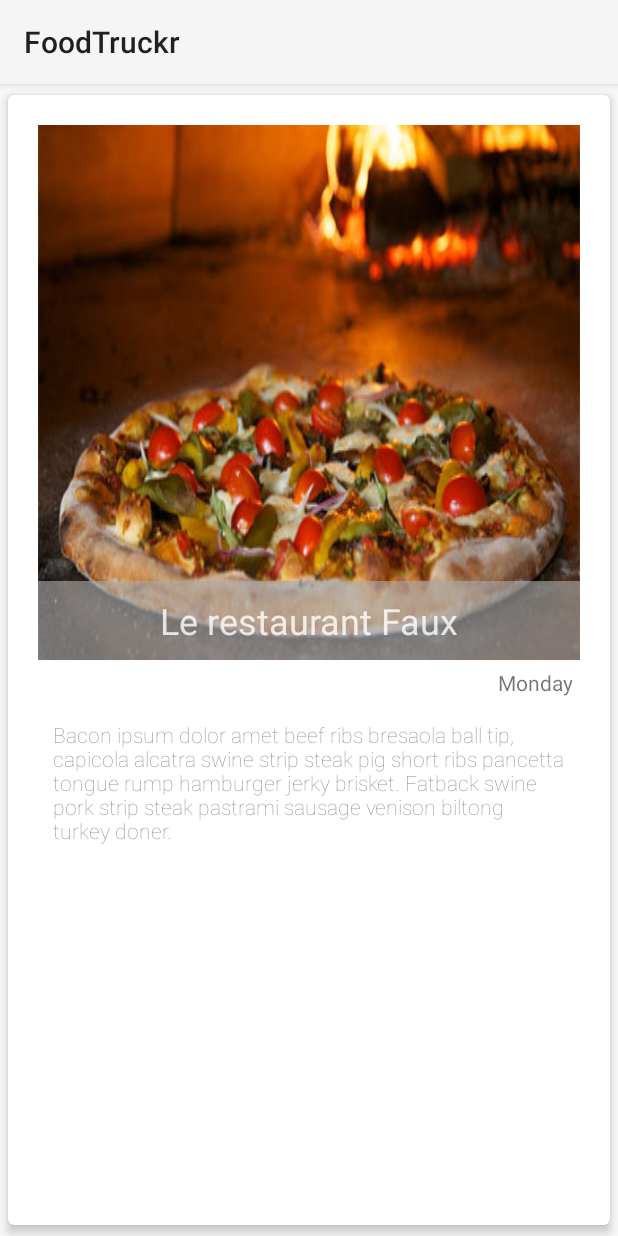
After one commit to kurtheiligmann/FoodTruckr, an Android app: the layout layout_card1.xml on its own in the app's theme, with its tools: preview values and no code run, on a phone screen of 412 x 824 dp. The commit adds this screen. Run offline under Robolectric (Android 15) with nearby library versions, the phone set to English and light mode, and no system bars.

Commit message:
Closes #1, #2, and #5

```diff
--- a/app/src/main/java/com/brianjmelton/foodtruckr/view/AbstractViews.java
+++ b/app/src/main/java/com/brianjmelton/foodtruckr/view/AbstractViews.java
@@ -4,6 +4,7 @@ import android.view.View;
 
 /**
  * Created by brianmelton on 1/17/15.
+ *
  */
 public abstract class AbstractViews {
 
--- /dev/null
+++ b/app/src/main/res/layout/layout_card1.xml
@@ -0,0 +1,51 @@
+<?xml version="1.0" encoding="utf-8"?>
+<android.support.v7.widget.CardView
+        xmlns:card_view="http://schemas.android.com/apk/res-auto"
+        xmlns:android="http://schemas.android.com/apk/res/android"
+        android:id="@+id/card_view"
+        android:layout_width="match_parent"
+        card_view:cardElevation="4dp"
+        android:layout_height="match_parent"
+        card_view:cardCornerRadius="4dp"
+        card_view:cardUseCompatPadding="true"
+        card_view:contentPadding="10dp">
+
+    <LinearLayout
+            android:layout_width="match_parent"
+            android:orientation="vertical"
+            android:padding="10dp"
+            android:layout_height="match_parent">
+
+        <RelativeLayout android:layout_width="match_parent"
+                        android:layout_height="0dp" android:layout_weight="1">
+
+            <ImageView android:layout_width="match_parent" android:layout_height="match_parent"
+                       android:scaleType="fitXY" android:src="@drawable/pizza"
+                       android:id="@+id/background"/>
+
+            <TextView android:layout_width="match_parent" android:layout_height="wrap_content"
+                      android:background="#A0A9A9A9"
+                      android:layout_alignParentBottom="true" android:gravity="center_horizontal"
+                      android:text="Le restaurant Faux"
+                      android:textSize="24sp" android:padding="10dp"
+                      android:textColor="#CCFFFFFF" android:id="@+id/large_label"/>
+
+        </RelativeLayout>
+
+        <LinearLayout android:layout_width="match_parent" android:layout_height="0dp"
+                      android:orientation="vertical"
+                      android:layout_weight="1">
+
+            <TextView android:layout_width="match_parent" android:padding="5dp"
+                      android:layout_height="wrap_content" android:gravity="right"
+                      android:text="Monday" android:id="@+id/small_label"/>
+
+            <TextView android:layout_width="match_parent" android:layout_height="wrap_content"
+                      android:padding="10dp" android:fontFamily="sans-serif-thin"
+                      android:text="Bacon ipsum dolor amet beef ribs bresaola ball tip, capicola alcatra swine strip steak pig short ribs pancetta tongue rump hamburger jerky brisket. Fatback swine pork strip steak pastrami sausage venison biltong turkey doner. "
+                      android:id="@+id/card_text"/>
+
+        </LinearLayout>
+
+    </LinearLayout>
+</android.support.v7.widget.CardView>
```
Also changed, not shown: app/src/main/java/com/brianjmelton/foodtruckr/conf/Constants.java (+11 -1 lines), app/src/main/java/com/brianjmelton/foodtruckr/list/RestaurantListAdapter.java (+69 -9 lines), app/src/main/assets/fonts/RobotoSlab-Bold.ttf (added), app/src/main/assets/fonts/RobotoSlab-Light.ttf (added), app/src/main/assets/fonts/RobotoSlab-Regular.ttf (added), app/src/main/assets/fonts/RobotoSlab-Thin.ttf (added), app/src/main/res/drawable-nodpi/pizza.jpg (added).
